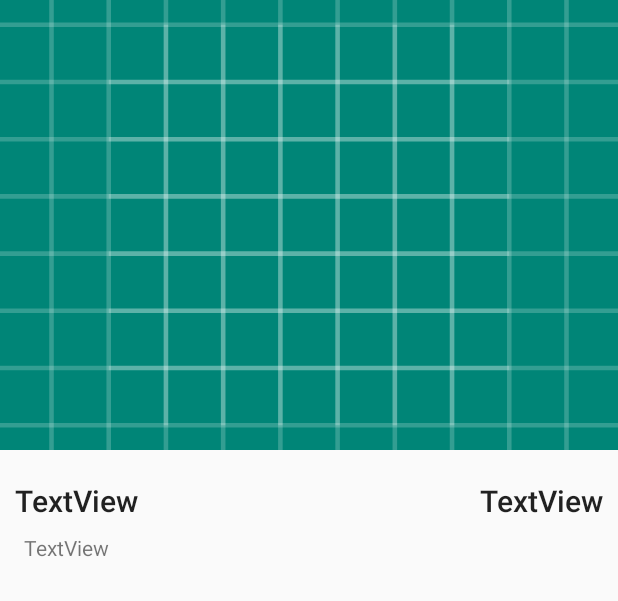
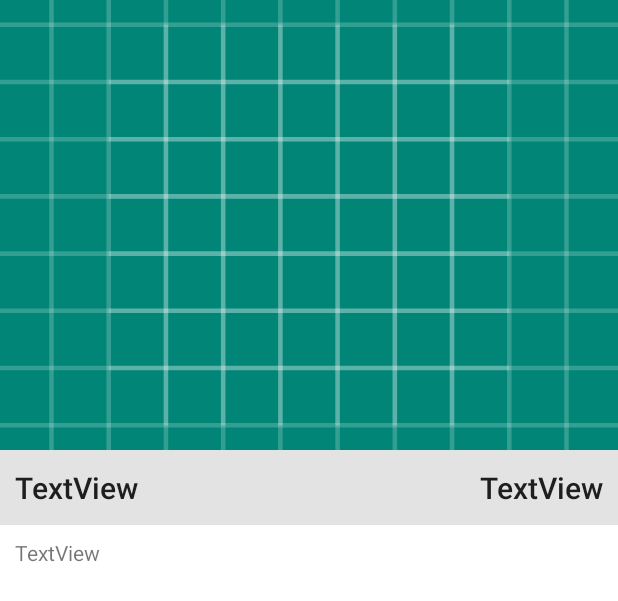
Before and after one commit to penhsokra/Recycler-View-create-a-film-rental-APP, an Android app: the layout activity_detail.xml on its own in the app's theme, with its tools: preview values and no code run, on a phone screen of 412 x 824 dp. Shown: the top 601 px of the screen. Run offline under Robolectric (Android 15) with nearby library versions, the phone set to English and light mode, and no system bars.

Commit message:
change style

```diff
--- a/app/src/main/java/filmrental/sokra/com/filmrental/DetailActivity.java
+++ b/app/src/main/java/filmrental/sokra/com/filmrental/DetailActivity.java
@@ -2,6 +2,8 @@ package filmrental.sokra.com.filmrental;
 
 import android.support.v7.app.AppCompatActivity;
 import android.os.Bundle;
+import android.view.Window;
+import android.view.WindowManager;
 import android.widget.ImageView;
 import android.widget.TextView;
 
@@ -13,6 +15,10 @@ public class DetailActivity extends AppCompatActivity {
     @Override
     protected void onCreate(Bundle savedInstanceState) {
         super.onCreate(savedInstanceState);
+        requestWindowFeature(Window.FEATURE_NO_TITLE); //will hide the title
+        getSupportActionBar().hide(); // hide the title bar
+        this.getWindow().setFlags(WindowManager.LayoutParams.FLAG_FULLSCREEN,
+                WindowManager.LayoutParams.FLAG_FULLSCREEN); //enable full screen
         setContentView(R.layout.activity_detail);
         title = findViewById(R.id.txtTitle);
         count = findViewById(R.id.txtCount);
--- /dev/null
+++ b/app/src/main/res/drawable/bg_color_2dp.xml
@@ -0,0 +1,5 @@
+<?xml version="1.0" encoding="utf-8"?>
+<shape xmlns:android="http://schemas.android.com/apk/res/android" android:shape="rectangle">
+    <stroke android:color="#ccc" android:width="5dp"></stroke>
+    <solid android:color="#fff"></solid>
+</shape>
--- a/app/src/main/res/layout/activity_detail.xml
+++ b/app/src/main/res/layout/activity_detail.xml
@@ -4,7 +4,18 @@
     xmlns:tools="http://schemas.android.com/tools"
     android:layout_width="match_parent"
     android:layout_height="match_parent"
+    android:background="#fff"
     tools:context="filmrental.sokra.com.filmrental.DetailActivity">
+
+    <View
+        android:id="@+id/view"
+        android:layout_width="wrap_content"
+        android:layout_height="50dp"
+        android:background="#C6DBDBDB"
+        app:layout_constraintEnd_toEndOf="parent"
+        app:layout_constraintHorizontal_bias="0.0"
+        app:layout_constraintStart_toStartOf="parent"
+        app:layout_constraintTop_toBottomOf="@+id/imageView" />
 
     <ImageView
         android:id="@+id/imageView"
@@ -19,20 +30,20 @@
     <TextView
         android:id="@+id/txtTitle"
         android:layout_width="wrap_content"
-        android:layout_height="wrap_content"
+        android:layout_height="27dp"
         android:layout_marginStart="10dp"
-        android:layout_marginTop="20dp"
         android:text="TextView"
         android:textAppearance="@style/TextAppearance.AppCompat.Title"
-        app:layout_constraintStart_toStartOf="parent"
-        app:layout_constraintTop_toBottomOf="@+id/imageView" />
+        app:layout_constraintBottom_toBottomOf="@+id/view"
+        app:layout_constraintStart_toStartOf="@+id/view"
+        app:layout_constraintTop_toTopOf="@+id/view" />
 
     <TextView
         android:id="@+id/txtDescription"
         android:layout_width="wrap_content"
-        android:layout_height="wrap_content"
-        android:layout_marginStart="16dp"
-        android:layout_marginTop="8dp"
+        android:layout_height="19dp"
+        android:layout_marginStart="10dp"
+        android:layout_marginTop="20dp"
         android:text="TextView"
         app:layout_constraintStart_toStartOf="parent"
         app:layout_constraintTop_toBottomOf="@+id/txtTitle" />
@@ -41,10 +52,11 @@
         android:id="@+id/txtCount"
         android:layout_width="wrap_content"
         android:layout_height="wrap_content"
-        android:layout_marginTop="20dp"
         android:layout_marginEnd="10dp"
         android:text="TextView"
         android:textAppearance="@style/TextAppearance.AppCompat.Title"
+        app:layout_constraintBottom_toBottomOf="@+id/view"
         app:layout_constraintEnd_toEndOf="parent"
-        app:layout_constraintTop_toBottomOf="@+id/imageView" />
+        app:layout_constraintTop_toTopOf="@+id/view" />
+
 </android.support.constraint.ConstraintLayout>
```
Also changed, not shown: app/src/main/res/drawable/border1.png (added).
